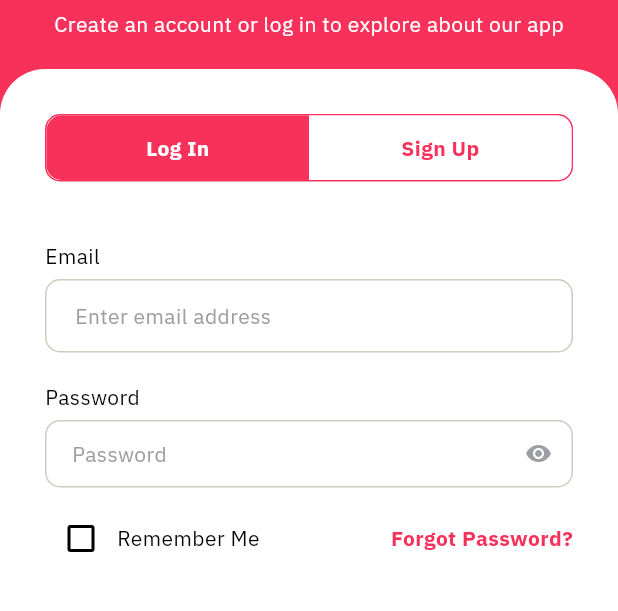
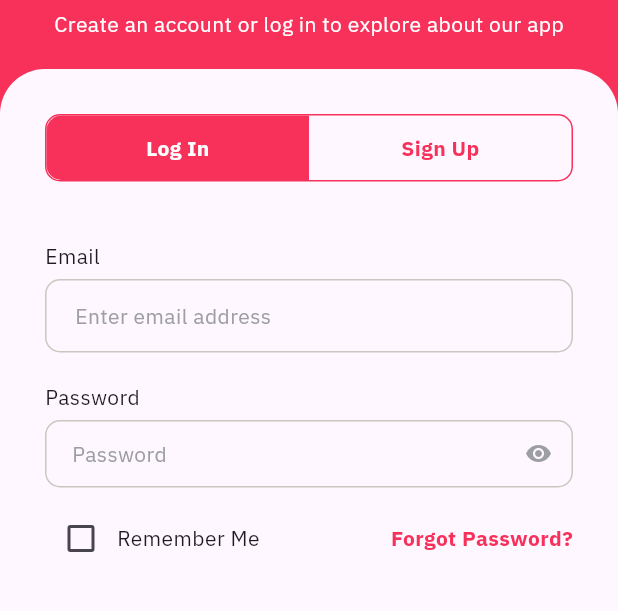
Before and after one commit to punchagency/heyfollowup-client, a Flutter app: the screen it shows after launch, on a phone screen of 412 x 824 dp, the part 84-695 px from its top. Run offline on Flutter 3.47's test engine with Material 3 defaults, Android fonts, the phone set to English and light mode, and no system bars; our stand-ins replace cached_network_image, camera, dio, flutter_svg, get_it, google_fonts and 5 more; missing offline and left inert: country_pickers.

Commit message:
dark mode support

```diff
--- a/lib/main.dart
+++ b/lib/main.dart
@@ -42,28 +42,10 @@ class _MyAppState extends State<MyApp> {
         title: 'Hey FollowUp',
         navigatorKey: NavigationServices.navigatorKey,
         theme: AppTheme.appTheme(),
+        darkTheme: AppTheme.darkTheme(),
+        themeMode: ThemeMode.system,
         home: const SplashScreen(),
       ),
     );
-    // return MultiProvider(
-    //     providers: const [
-    //
-    //     ],
-    //     child: DismissKeyboard(
-    //       child: MaterialApp(
-    //         supportedLocales: const [
-    //           Locale('en'),
-    //           Locale('fr'),
-    //         ],
-    //         localizationsDelegates: const [
-    //
-    //         ],
-    //         debugShowCheckedModeBanner: false,
-    //         title: 'Hey FollowUp',
-    //         navigatorKey: NavigationServices.navigatorKey,
-    //         theme: AppTheme.light(),
-    //         home: const SplashScreen(),
-    //       ),
-    //     ));
   }
 }
--- a/lib/screens/follow_ups_screen/widget/loading_follow_ups_shimmer.dart
+++ b/lib/screens/follow_ups_screen/widget/loading_follow_ups_shimmer.dart
@@ -22,8 +22,8 @@ class LoadingFollowUpsShimmer extends StatelessWidget {
           return ShimmerSingleUserWidget();
         },
       ),
-      baseColor: Colors.grey[300]!,
-      highlightColor: Colors.grey[100]!,
+      baseColor: Theme.of(context).splashColor,
+      highlightColor: Theme.of(context).splashColor.withOpacity(0.5),
     ));
   }
 }
--- a/lib/screens/follow_ups_screen/widget/shimmer_single_user_widget.dart
+++ b/lib/screens/follow_ups_screen/widget/shimmer_single_user_widget.dart
@@ -21,7 +21,7 @@ class ShimmerSingleUserWidget extends StatelessWidget {
                   topLeft: Radius.circular(15),
                   topRight: Radius.circular(15),
                 ),
-                color: Colors.grey[300],
+                color: Theme.of(context).scaffoldBackgroundColor,
               ),
               width: double.infinity,
               height: 120,
@@ -39,7 +39,7 @@ class ShimmerSingleUserWidget extends StatelessWidget {
                     Container(
                       decoration: BoxDecoration(
                           borderRadius: BorderRadius.circular(10),
-                          color: Colors.grey[300],
+                          color: Theme.of(context).scaffoldBackgroundColor,
                       ),
                       height: 20,
                     ),
--- a/lib/screens/forgot_password/forgot_password_screen.dart
+++ b/lib/screens/forgot_password/forgot_password_screen.dart
@@ -79,7 +79,7 @@ class ForgotPasswordScreen extends StatelessWidget {
     return Expanded(
       child: Container(
         decoration: BoxDecoration(
-            color: Colors.white,
+            color: Theme.of(context).scaffoldBackgroundColor,
             borderRadius: BorderRadius.only(
               topLeft: Radius.circular(30),
               topRight: Radius.circular(30),
@@ -113,7 +113,7 @@ class ForgotPasswordScreen extends StatelessWidget {
                       ),
                       color: model.isEmail
                           ? AppColor.kPrimaryColor
-                          : AppColor.kWhiteColor,
+                          : Colors.transparent,
                     ),
                     child: Padding(
                       padding: const EdgeInsets.all(10.0),
@@ -142,7 +142,7 @@ class ForgotPasswordScreen extends StatelessWidget {
                         bottomRight: Radius.circular(10),
                       ),
                       color: model.isEmail
-                          ? AppColor.kWhiteColor
+                          ? Colors.transparent
                           : AppColor.kPrimaryColor,
                     ),
                     child: Padding(
--- a/lib/screens/get_started/get_started_screen.dart
+++ b/lib/screens/get_started/get_started_screen.dart
@@ -67,7 +67,7 @@ class GetStartedScreen extends StatelessWidget {
     return Expanded(
       child: Container(
         decoration: BoxDecoration(
-            color: Colors.white,
+            color: Theme.of(context).scaffoldBackgroundColor,
             borderRadius: BorderRadius.only(
               topLeft: Radius.circular(30),
               topRight: Radius.circular(30),
@@ -101,7 +101,7 @@ class GetStartedScreen extends StatelessWidget {
                       ),
                       color: model.isLogin
                           ? AppColor.kPrimaryColor
-                          : AppColor.kWhiteColor,
+                          : Colors.transparent,
                     ),
                     child: Padding(
                       padding: const EdgeInsets.all(10.0),
@@ -130,7 +130,7 @@ class GetStartedScreen extends StatelessWidget {
                         bottomRight: Radius.circular(10),
                       ),
                       color: model.isLogin
-                          ? AppColor.kWhiteColor
+                          ? Colors.transparent
                           : AppColor.kPrimaryColor,
                     ),
                     child: Padding(
--- a/lib/screens/otp_code/otp_code_screen.dart
+++ b/lib/screens/otp_code/otp_code_screen.dart
@@ -83,7 +83,7 @@ class OtpCodeScreen extends StatelessWidget {
       child: Container(
         width: double.infinity,
         decoration: BoxDecoration(
-            color: Colors.white,
+            color: Theme.of(context).scaffoldBackgroundColor,
             borderRadius: BorderRadius.only(
               topLeft: Radius.circular(30),
               topRight: Radius.circular(30),
--- a/lib/util/app_theme.dart
+++ b/lib/util/app_theme.dart
@@ -28,7 +28,8 @@ class AppTheme {
     displayLarge: const TextStyle(
       fontSize: 32.0,
       // fontWeight: FontWeight.bold,
-        letterSpacing: 0.3,),
+      letterSpacing: 0.3,
+    ),
     displayMedium: const TextStyle(
       // color: AppColor.kOnPrimaryTextColor,
       fontWeight: FontWeight.w700,
@@ -38,7 +39,8 @@ class AppTheme {
     displaySmall: const TextStyle(
       fontSize: 24.0,
       // fontWeight: FontWeight.w700,
-        letterSpacing: 0.3,),
+      letterSpacing: 0.3,
+    ),
     headlineMedium: GoogleFonts.lato(
       // fontWeight: FontWeight.w600,
       letterSpacing: 0.3,
@@ -47,7 +49,8 @@ class AppTheme {
     headlineSmall: const TextStyle(
       fontWeight: FontWeight.w600,
       fontSize: 16.0,
-        letterSpacing: 0.3,),
+      letterSpacing: 0.3,
+    ),
     titleLarge: const TextStyle(
       // color:  AppColor.kOnPrimaryTextColor,
       fontWeight: FontWeight.w600,
@@ -58,48 +61,62 @@ class AppTheme {
 
   static ThemeData appTheme() {
     return ThemeData(
-        iconTheme: const IconThemeData(color: Colors.black),
       brightness: Brightness.light,
-        colorScheme: ColorScheme.fromSwatch(
-          accentColor: AppColor.kAccentColor,
-        ).copyWith(
-          primary: Colors.black,
-          onPrimary: Colors.black,
-          secondary: AppColor.kSurfaceColorVariant,
-          brightness: Brightness.light,
-          background: AppColor.kScaffoldBackgroundColor,
-          //surface: AppColor.kSurfaceColor,
-          surface: Colors.white,
-          secondaryContainer: AppColor.kAccentColorVariant,
-          primaryContainer: AppColor.kBorderColor,
-          error: AppColor.kErrorColor,
-        ),
-        primaryColor: AppColor.kSurfaceColorVariant,
-        // accentColor: AppColor.kAccentColor,
-        snackBarTheme: SnackBarThemeData(
-          shape: RoundedRectangleBorder(borderRadius: BorderRadius.circular(8)),
-          behavior: SnackBarBehavior.floating,
-        ),
-        scaffoldBackgroundColor: Colors.white,
       textTheme: GoogleFonts.ibmPlexSansTextTheme((textTheme)),
-        appBarTheme: const AppBarTheme().copyWith(
-          elevation: 0.0,
-          color: Colors.white,
-          // systemOverlayStyle: const SystemUiOverlayStyle(
-          //   statusBarColor: Colors.white,
-          //   statusBarIconBrightness: Brightness.dark,
-          //   statusBarBrightness: Brightness.light,
-          // ),
-          // titleTextStyle: GoogleFonts.lato(
-          //   color: AppColor.kOnPrimaryTextColor,
-          //   fontWeight: FontWeight.w600,
-          //   fontSize: 12.0,
-          // ),
-        ),
-        bottomSheetTheme: const BottomSheetThemeData(
-          shape: RoundedRectangleBorder(
-              borderRadius: BorderRadius.only(
-                  topLeft: Radius.circular(40), topRight: Radius.circular(40))),
-        ));
+    );
+  }
+
+// static ThemeData appTheme() {
+//     return ThemeData(
+//         iconTheme: const IconThemeData(color: Colors.black),
+//         brightness: Brightness.light,
+//         colorScheme: ColorScheme.fromSwatch(
+//           accentColor: AppColor.kAccentColor,
+//         ).copyWith(
+//           primary: Colors.black,
+//           onPrimary: Colors.black,
+//           secondary: AppColor.kSurfaceColorVariant,
+//           brightness: Brightness.light,
+//           background: AppColor.kScaffoldBackgroundColor,
+//           //surface: AppColor.kSurfaceColor,
+//           surface: Colors.white,
+//           secondaryContainer: AppColor.kAccentColorVariant,
+//           primaryContainer: AppColor.kBorderColor,
+//           error: AppColor.kErrorColor,
+//         ),
+//         primaryColor: AppColor.kSurfaceColorVariant,
+//         // accentColor: AppColor.kAccentColor,
+//         snackBarTheme: SnackBarThemeData(
+//           shape: RoundedRectangleBorder(borderRadius: BorderRadius.circular(8)),
+//           behavior: SnackBarBehavior.floating,
+//         ),
+//         scaffoldBackgroundColor: Colors.white,
+//         textTheme: GoogleFonts.ibmPlexSansTextTheme((textTheme)),
+//         appBarTheme: const AppBarTheme().copyWith(
+//           elevation: 0.0,
+//           color: Colors.white,
+//           // systemOverlayStyle: const SystemUiOverlayStyle(
+//           //   statusBarColor: Colors.white,
+//           //   statusBarIconBrightness: Brightness.dark,
+//           //   statusBarBrightness: Brightness.light,
+//           // ),
+//           // titleTextStyle: GoogleFonts.lato(
+//           //   color: AppColor.kOnPrimaryTextColor,
+//           //   fontWeight: FontWeight.w600,
+//           //   fontSize: 12.0,
+//           // ),
+//         ),
+//         bottomSheetTheme: const BottomSheetThemeData(
+//           shape: RoundedRectangleBorder(
+//               borderRadius: BorderRadius.only(
+//                   topLeft: Radius.circular(40), topRight: Radius.circular(40))),
+//         ));
+//   }
+
+  static ThemeData darkTheme() {
+    return ThemeData(
+      brightness: Brightness.dark,
+      textTheme: GoogleFonts.ibmPlexSansTextTheme((textTheme)),
+    );
   }
 }
--- a/lib/widget/custom_dialogs.dart
+++ b/lib/widget/custom_dialogs.dart
@@ -17,7 +17,7 @@ class CustomDialogs {
       useSafeArea: true,
       isScrollControlled: isScrollControlled,
       constraints: const BoxConstraints(minWidth: double.infinity),
-      backgroundColor: Colors.white,
+      backgroundColor: Theme.of(context).scaffoldBackgroundColor,
       barrierColor: barrierColor,
       context: context,
       builder: (context) {
--- a/lib/widget/custom_phone_number.dart
+++ b/lib/widget/custom_phone_number.dart
@@ -67,6 +67,7 @@ class CustomPhoneNumber extends StatelessWidget {
                 inputFormatters: [FilteringTextInputFormatter.digitsOnly],
                 keyboardType: TextInputType.number,
                 decoration: InputDecoration(
+                  border: InputBorder.none,
                 counterText: '',
                 hintText: 'phone',
                 contentPadding: EdgeInsets.symmetric(
--- a/lib/widget/custom_search_bar.dart
+++ b/lib/widget/custom_search_bar.dart
@@ -34,6 +34,7 @@ class CustomSearchBar extends StatelessWidget {
                 onChanged: onChanged,
                 controller: controller,
                 decoration: InputDecoration(
+                  border: InputBorder.none,
                   prefixIcon: Padding(
                     padding: const EdgeInsets.all(8.0),
                     child: CustomImageView(
--- a/lib/widget/custom_text_form_field.dart
+++ b/lib/widget/custom_text_form_field.dart
@@ -163,7 +163,8 @@ class CustomTextFormField extends StatelessWidget {
         suffixIconConstraints: suffixConstraints,
         isDense: true,
         contentPadding: contentPadding ?? EdgeInsets.all(14),
-        fillColor: fillColor ?? ((enabled ?? true) ? Colors.transparent : AppColor.kDisabledColor),
+        fillColor: fillColor ?? ((enabled ?? true) ? Colors.transparent : null),
+        // fillColor: fillColor ?? ((enabled ?? true) ? Colors.transparent : AppColor.kDisabledColor),
         filled: filled,
         border: borderDecoration ??
             OutlineInputBorder(
@@ -184,11 +185,11 @@ class CustomTextFormField extends StatelessWidget {
                 OutlineInputBorder(
                   borderRadius: BorderRadius.circular(10),
                 ))
-            .copyWith(
-          borderSide: BorderSide(
-            color: AppColor.kBlack,
-            width: 1,
-          ),
-        ),
+        //     .copyWith(
+        //   borderSide: BorderSide(
+        //     // color: AppColor.kBlack,
+        //     width: 1,
+        //   ),
+        // ),
       );
 }
```
Also changed, not shown: lib/screens/create_follow_up/create_follow_up_screen.dart (+11 -6 lines). Lines whose indentation alone changed are shown as unchanged.
